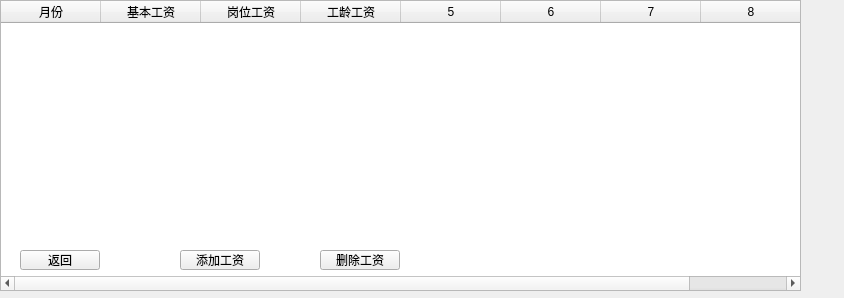
Old version of the form salarywindow.ui in the repository Kiwi689/Salary-management-system.
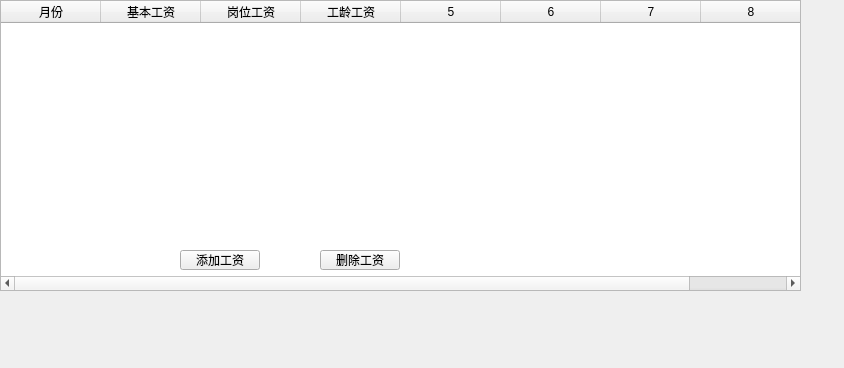
New version of the form.

```diff
--- a/salarywindow.ui
+++ b/salarywindow.ui
@@ -7,7 +7,7 @@
     <x>0</x>
     <y>0</y>
     <width>844</width>
-    <height>298</height>
+    <height>368</height>
    </rect>
   </property>
   <property name="windowTitle">
@@ -50,19 +50,6 @@
    <column/>
    <column/>
   </widget>
-  <widget class="QPushButton" name="btnBack">
-   <property name="geometry">
-    <rect>
-     <x>20</x>
-     <y>250</y>
-     <width>80</width>
-     <height>20</height>
-    </rect>
-   </property>
-   <property name="text">
-    <string>返回</string>
-   </property>
-  </widget>
   <widget class="QPushButton" name="btnAddSalary">
    <property name="geometry">
     <rect>
```
